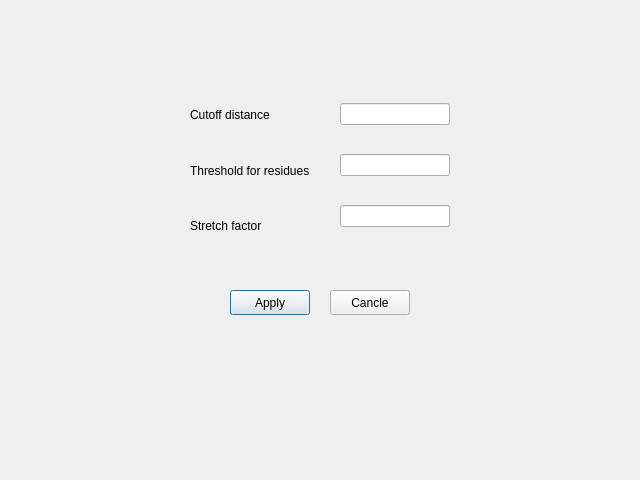
Qt form ioNERDSSPyPi/ioNERDSS/functions/nerdssGui/gen/advanced_options_parse_pdb.ui (jonathanfischer97/ionerdss) before a commit.
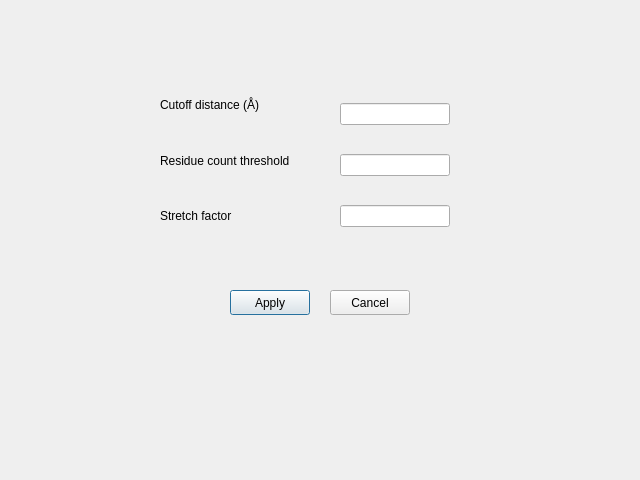
The same form after that commit.

Commit message: develop nerdss gui

What changed in the file:
```diff
--- a/ioNERDSSPyPi/ioNERDSS/functions/nerdssGui/gen/advanced_options_parse_pdb.ui
+++ b/ioNERDSSPyPi/ioNERDSS/functions/nerdssGui/gen/advanced_options_parse_pdb.ui
@@ -36,15 +36,15 @@
     </rect>
    </property>
    <property name="text">
-    <string>Cancle</string>
+    <string>Cancel</string>
    </property>
   </widget>
   <widget class="QWidget" name="layoutWidget">
    <property name="geometry">
     <rect>
-     <x>190</x>
-     <y>90</y>
-     <width>155</width>
+     <x>160</x>
+     <y>80</y>
+     <width>173</width>
      <height>161</height>
     </rect>
    </property>
@@ -52,14 +52,14 @@
     <item>
      <widget class="QLabel" name="label">
       <property name="text">
-       <string>Cutoff distance</string>
+       <string>Cutoff distance (Å)</string>
       </property>
      </widget>
     </item>
     <item>
      <widget class="QLabel" name="label_2">
       <property name="text">
-       <string>Threshold for residues</string>
+       <string>Residue count threshold</string>
       </property>
      </widget>
     </item>
```
The commit also changes 7 other files.
